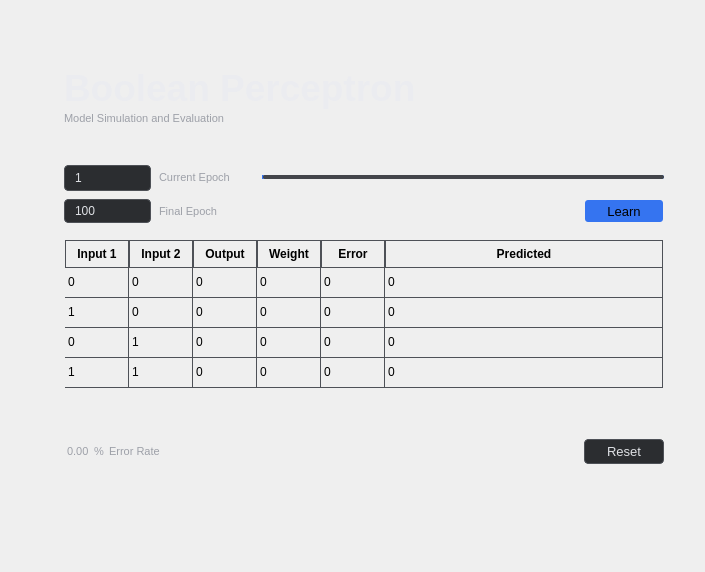
The window that qlogicae_simnapse/qlogicae_simnapse/qt/evaluation.ui (CedricDeVon/qlogicae_simnapse) describes before a commit, drawn with Qt 5.
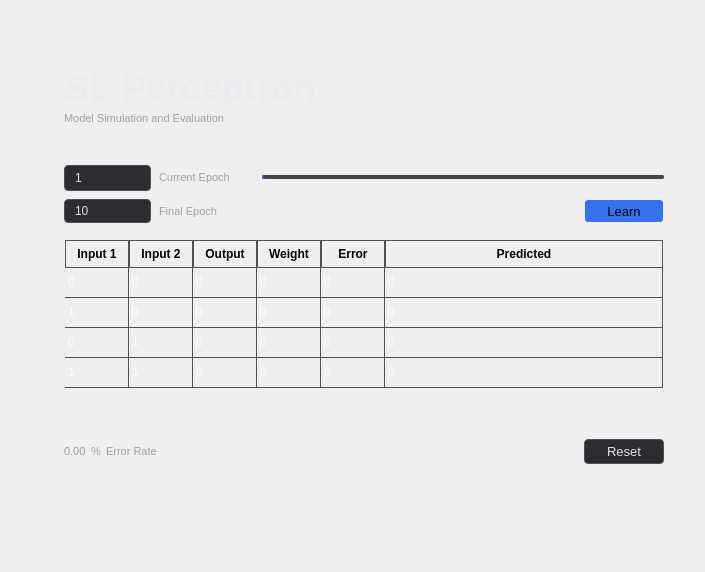
The same window after the commit. Icons and pictures are not drawn.

Patch:
```diff
--- a/qlogicae_simnapse/qlogicae_simnapse/qt/evaluation.ui
+++ b/qlogicae_simnapse/qlogicae_simnapse/qt/evaluation.ui
@@ -113,7 +113,7 @@
             <string notr="true">color: #EBECF0;</string>
            </property>
            <property name="text">
-            <string>Boolean Perceptron</string>
+            <string>SL Perceptron</string>
            </property>
           </widget>
          </item>
@@ -252,10 +252,13 @@
                   </property>
                   <item alignment="Qt::AlignmentFlag::AlignLeft|Qt::AlignmentFlag::AlignTop">
                    <widget class="QSpinBox" name="spinBox_2">
+                    <property name="enabled">
+                     <bool>false</bool>
+                    </property>
                     <property name="minimumSize">
                      <size>
                       <width>32</width>
-                      <height>0</height>
+                      <height>24</height>
                      </size>
                     </property>
                     <property name="styleSheet">
@@ -304,8 +307,11 @@
 }
 </string>
                     </property>
+                    <property name="readOnly">
+                     <bool>true</bool>
+                    </property>
                     <property name="minimum">
-                     <number>0</number>
+                     <number>1</number>
                     </property>
                     <property name="maximum">
                      <number>1000000000</number>
@@ -350,6 +356,9 @@
                </item>
                <item alignment="Qt::AlignmentFlag::AlignVCenter">
                 <widget class="QSlider" name="horizontalSlider">
+                 <property name="enabled">
+                  <bool>true</bool>
+                 </property>
                  <property name="minimumSize">
                   <size>
                    <width>0</width>
@@ -388,6 +397,9 @@
     border-radius: 2px;
 }</string>
                  </property>
+                 <property name="minimum">
+                  <number>1</number>
+                 </property>
                  <property name="maximum">
                   <number>100</number>
                  </property>
@@ -395,7 +407,7 @@
                   <number>100</number>
                  </property>
                  <property name="value">
-                  <number>0</number>
+                  <number>1</number>
                  </property>
                  <property name="orientation">
                   <enum>Qt::Orientation::Horizontal</enum>
@@ -505,11 +517,14 @@
 </string>
                     </property>
                     <property name="minimum">
-                     <number>100</number>
+                     <number>1</number>
                     </property>
                     <property name="maximum">
                      <number>1000000000</number>
                     </property>
+                    <property name="value">
+                     <number>10</number>
+                    </property>
                    </widget>
                   </item>
                   <item alignment="Qt::AlignmentFlag::AlignLeft">
@@ -618,21 +633,21 @@
               </property>
               <property name="styleSheet">
                <string notr="true">QTableWidget {
-    background-color: transparent;
+    background: transparent;
     gridline-color: #4E5157;
+    color: white;
 }
 
 QTableWidget::item:selected {
-    background-color: transparent;
-    color: #4E5157;
+    color: white;
 }
 
 QTableWidget::item:hover {
-    background-color: transparent;
+    color: white;
 }
 
 QHeaderView::section {
-    background-color: transparent;
+    background: transparent;
     padding: 4px;
     font-weight: bold;
     border: 1px solid #4E5157;
@@ -662,7 +677,7 @@
 
 QTableWidget QScrollBar::add-page:vertical,
 QTableWidget QScrollBar::sub-page:vertical {
-    background: none;
+    background: transparent;
 }
 
 QTableWidget QScrollBar:horizontal {
@@ -689,10 +704,22 @@
 
 QTableWidget QScrollBar::add-page:horizontal,
 QTableWidget QScrollBar::sub-page:horizontal {
-    background: none;
+    background: transparent;
 }
 </string>
               </property>
+              <property name="editTriggers">
+               <set>QAbstractItemView::EditTrigger::AllEditTriggers</set>
+              </property>
+              <property name="tabKeyNavigation">
+               <bool>true</bool>
+              </property>
+              <property name="showDropIndicator" stdset="0">
+               <bool>true</bool>
+              </property>
+              <property name="selectionMode">
+               <enum>QAbstractItemView::SelectionMode::SingleSelection</enum>
+              </property>
               <property name="gridStyle">
                <enum>Qt::PenStyle::SolidLine</enum>
               </property>
@@ -800,16 +827,25 @@
                <property name="text">
                 <string>0</string>
                </property>
+               <property name="flags">
+                <set>ItemIsDragEnabled|ItemIsDropEnabled|ItemIsUserCheckable|ItemIsEnabled</set>
+               </property>
               </item>
               <item row="0" column="4">
                <property name="text">
                 <string>0</string>
                </property>
+               <property name="flags">
+                <set>ItemIsDragEnabled|ItemIsDropEnabled|ItemIsUserCheckable|ItemIsEnabled</set>
+               </property>
               </item>
               <item row="0" column="5">
                <property name="text">
                 <string>0</string>
                </property>
+               <property name="flags">
+                <set>ItemIsDragEnabled|ItemIsDropEnabled|ItemIsUserCheckable|ItemIsEnabled</set>
+               </property>
               </item>
               <item row="1" column="0">
                <property name="text">
@@ -830,16 +866,25 @@
                <property name="text">
                 <string>0</string>
                </property>
+               <property name="flags">
+                <set>ItemIsDragEnabled|ItemIsDropEnabled|ItemIsUserCheckable|ItemIsEnabled</set>
+               </property>
               </item>
               <item row="1" column="4">
                <property name="text">
                 <string>0</string>
                </property>
+               <property name="flags">
+                <set>ItemIsDragEnabled|ItemIsDropEnabled|ItemIsUserCheckable|ItemIsEnabled</set>
+               </property>
               </item>
               <item row="1" column="5">
                <property name="text">
                 <string>0</string>
                </property>
+               <property name="flags">
+                <set>ItemIsDragEnabled|ItemIsDropEnabled|ItemIsUserCheckable|ItemIsEnabled</set>
+               </property>
               </item>
               <item row="2" column="0">
                <property name="text">
@@ -860,16 +905,25 @@
                <property name="text">
                 <string>0</string>
                </property>
+               <property name="flags">
+                <set>ItemIsDragEnabled|ItemIsDropEnabled|ItemIsUserCheckable|ItemIsEnabled</set>
+               </property>
               </item>
               <item row="2" column="4">
                <property name="text">
                 <string>0</string>
                </property>
+               <property name="flags">
+                <set>ItemIsDragEnabled|ItemIsDropEnabled|ItemIsUserCheckable|ItemIsEnabled</set>
+               </property>
               </item>
               <item row="2" column="5">
                <property name="text">
                 <string>0</string>
                </property>
+               <property name="flags">
+                <set>ItemIsDragEnabled|ItemIsDropEnabled|ItemIsUserCheckable|ItemIsEnabled</set>
+               </property>
               </item>
               <item row="3" column="0">
                <property name="text">
@@ -890,16 +944,25 @@
                <property name="text">
                 <string>0</string>
                </property>
+               <property name="flags">
+                <set>ItemIsDragEnabled|ItemIsDropEnabled|ItemIsUserCheckable|ItemIsEnabled</set>
+               </property>
               </item>
               <item row="3" column="4">
                <property name="text">
                 <string>0</string>
                </property>
+               <property name="flags">
+                <set>ItemIsDragEnabled|ItemIsDropEnabled|ItemIsUserCheckable|ItemIsEnabled</set>
+               </property>
               </item>
               <item row="3" column="5">
                <property name="text">
                 <string>0</string>
                </property>
+               <property name="flags">
+                <set>ItemIsDragEnabled|ItemIsDropEnabled|ItemIsUserCheckable|ItemIsEnabled</set>
+               </property>
               </item>
              </widget>
             </item>
@@ -962,7 +1025,7 @@
                      <string notr="true">color: #9DA0A8</string>
                     </property>
                     <property name="text">
-                     <string> 0.00</string>
+                     <string>0.00</string>
                     </property>
                     <property name="indent">
                      <number>0</number>
@@ -1034,6 +1097,9 @@
                </item>
                <item alignment="Qt::AlignmentFlag::AlignRight">
                 <widget class="QPushButton" name="pushButton_11">
+                 <property name="enabled">
+                  <bool>true</bool>
+                 </property>
                  <property name="minimumSize">
                   <size>
                    <width>80</width>
```
